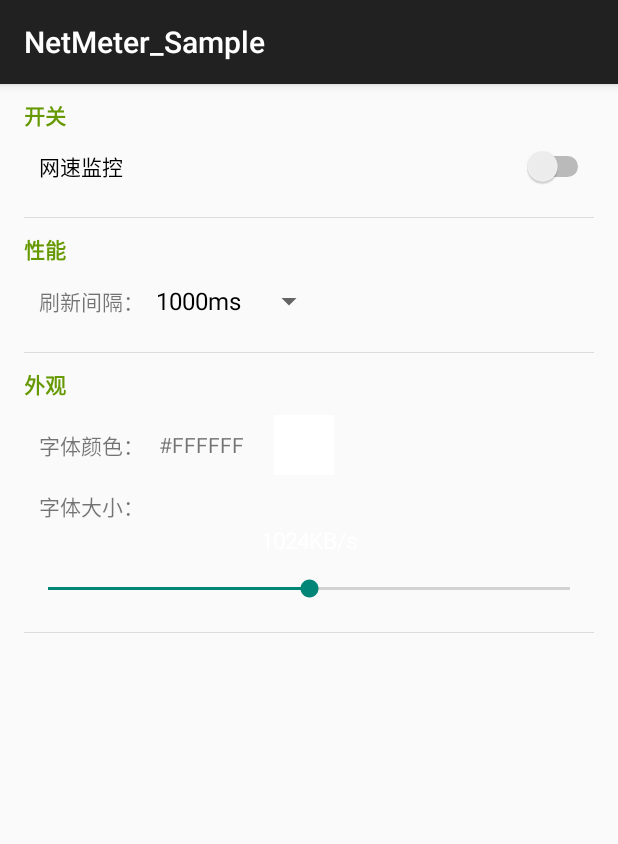
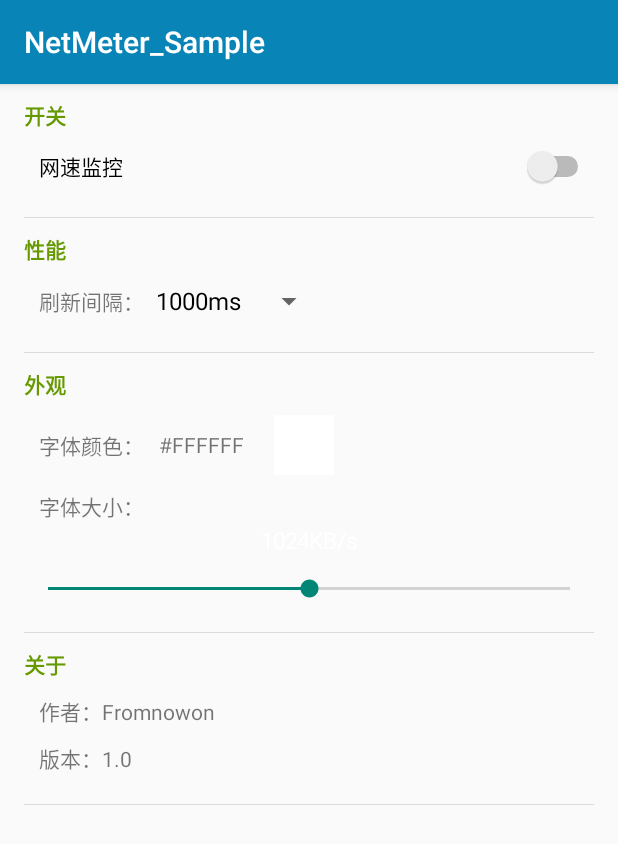
Before and after one commit to Fromnowon/netmeter_sample, an Android app: the screen it shows after launch (MainActivity), on a phone screen of 412 x 824 dp. Shown: the top 844 px of the screen. Run offline under Robolectric (Android 15) with nearby library versions, the phone set to English and light mode, and no system bars; libraries missing offline, so code that uses them is left out: com.oguzdev.circularfloatingactionmenu, com.readystatesoftware.systembartint; 5 statements that could not run were skipped.

```diff
--- a/netmeter_sample/app/build.gradle
+++ b/netmeter_sample/app/build.gradle
@@ -23,4 +23,5 @@ dependencies {
     compile fileTree(dir: 'libs', include: ['*.jar'])
     compile 'com.android.support:appcompat-v7:22.1.1'
     compile 'com.oguzdev:CircularFloatingActionMenu:1.0.2'
+    compile 'com.readystatesoftware.systembartint:systembartint:1.0.3'
 }
--- a/netmeter_sample/app/src/main/java/com/netmeter/like/netmeter_sample/MainActivity.java
+++ b/netmeter_sample/app/src/main/java/com/netmeter/like/netmeter_sample/MainActivity.java
@@ -1,5 +1,6 @@
 package com.netmeter.like.netmeter_sample;
 
+import android.annotation.TargetApi;
 import android.app.AlertDialog;
 import android.content.DialogInterface;
 import android.content.Intent;
@@ -10,12 +11,16 @@ import android.os.Bundle;
 import android.view.Gravity;
 import android.view.MotionEvent;
 import android.view.View;
+import android.view.Window;
+import android.view.WindowManager;
 import android.widget.AdapterView;
 import android.widget.ArrayAdapter;
 import android.widget.CompoundButton;
 import android.widget.ImageButton;
 import android.widget.ImageView;
 import android.widget.LinearLayout;
+import android.widget.RelativeLayout;
+import android.widget.ScrollView;
 import android.widget.SeekBar;
 import android.widget.Spinner;
 import android.widget.Switch;
@@ -25,6 +30,7 @@ import android.widget.Toast;
 import com.oguzdev.circularfloatingactionmenu.library.FloatingActionButton;
 import com.oguzdev.circularfloatingactionmenu.library.FloatingActionMenu;
 import com.oguzdev.circularfloatingactionmenu.library.SubActionButton;
+import com.readystatesoftware.systembartint.SystemBarTintManager;
 
 
 public class MainActivity extends ActionBarActivity {
@@ -47,6 +53,9 @@ public class MainActivity extends ActionBarActivity {
         setContentView(R.layout.activity_main);
         loadSettings();
         intent = new Intent(MainActivity.this, com.netmeter.like.netmeter_sample.NetMeterService.class);
+
+        //所谓沉浸
+        transLucentStatus();
 
         //初始化时间间隔设置下拉菜单
         reflashTime();
@@ -84,6 +93,29 @@ public class MainActivity extends ActionBarActivity {
                 .attachTo(actionButton)
                 .build();*/
 
+    }
+
+    public void transLucentStatus() {
+        setTranslucentStatus(true);
+        SystemBarTintManager tintManager = new SystemBarTintManager(this);
+        tintManager.setStatusBarTintEnabled(true);
+        tintManager.setStatusBarTintResource(R.color.MyBar);
+        SystemBarTintManager.SystemBarConfig config = tintManager.getConfig();
+        RelativeLayout relativeLayout = (RelativeLayout) findViewById(R.id.mainlayout);
+        relativeLayout.setPadding(0, config.getPixelInsetTop(true), 0, config.getPixelInsetBottom());
+    }
+
+    @TargetApi(19)
+    private void setTranslucentStatus(boolean on) {
+        Window win = getWindow();
+        WindowManager.LayoutParams winParams = win.getAttributes();
+        final int bits = WindowManager.LayoutParams.FLAG_TRANSLUCENT_STATUS;
+        if (on) {
+            winParams.flags |= bits;
+        } else {
+            winParams.flags &= ~bits;
+        }
+        win.setAttributes(winParams);
     }
 
     private void reflashTime() {
@@ -233,12 +265,9 @@ public class MainActivity extends ActionBarActivity {
     }
 
     public void saveSettings(Boolean isChecked) {
-        //获得编辑器
         SharedPreferences.Editor editor = getSharedPreferences(SETTINGS_SAVE, MODE_WORLD_WRITEABLE).edit();
-        //将内容添加到编辑器
         if (isChecked) editor.putString("NetMeter", "ON");
         else editor.putString("NetMeter", "OFF");
-        //提交编辑器内容
         editor.commit();
     }
 
--- a/netmeter_sample/app/src/main/java/com/netmeter/like/netmeter_sample/NetMeterService.java
+++ b/netmeter_sample/app/src/main/java/com/netmeter/like/netmeter_sample/NetMeterService.java
@@ -63,15 +63,11 @@ public class NetMeterService extends Service {
 
         windowManager = (WindowManager) this.getSystemService(WINDOW_SERVICE);
         layoutParams = new WindowManager.LayoutParams(WindowManager.LayoutParams.WRAP_CONTENT, WindowManager.LayoutParams.WRAP_CONTENT, WindowManager.LayoutParams.TYPE_PHONE, WindowManager.LayoutParams.FLAG_NOT_FOCUSABLE, PixelFormat.RGBA_8888);
-        //这里一行直接搞定所有属性，也可以分成几句，一个一个设置……
         layoutParams.gravity = Gravity.LEFT | Gravity.TOP;
-        //开始在左上角……
         layoutParams.x = layoutParams.y = 0;
         windowManager.addView(view, layoutParams);
-        //添加，然后就能看见了……
         onMove();
         final Handler tempHandler = new Handler() {
-            //首先加一个TextView搞清楚……
             TextView textTraffic = (TextView) view.findViewById(R.id.traffic);
             long t, t1 =0, t2;
             double d = 0;
@@ -96,7 +92,7 @@ public class NetMeterService extends Service {
                                 flag = false;
                             }
                         }
-                        textTraffic.setText("" + d + unit);//减一下就是网速了……
+                        textTraffic.setText("" + d + unit);
                         t1 = t2;
                 }
             }
@@ -135,9 +131,7 @@ public class NetMeterService extends Service {
     }
 
     private void readSetting() {
-        //获得SharedPreferences实例
         SharedPreferences pre = getSharedPreferences(TMP_SAVED, MODE_WORLD_READABLE);
-        //从SharedPreferences中获得内容
         SleepTime = (pre.getInt("reflash_time", 1)+1)*500;
         textColorTmp = pre.getString("ColorText", "#FFFFFF");
         textSize = pre.getFloat("text_size", 15);
@@ -154,22 +148,18 @@ public class NetMeterService extends Service {
                     case MotionEvent.ACTION_DOWN:
                         x = p2.getX();
                         y = p2.getY();
-                        //获取触屏位置……
                         break;
 
                     case MotionEvent.ACTION_MOVE:
                         layoutParams.x += p2.getX() - x;
                         layoutParams.y += p2.getY() - y;
-                        //移动……
                         windowManager.updateViewLayout(view, layoutParams);
-                        //更新……
                         break;
 
                     default:
                         break;
                 }
                 return true;
-                //返回true的话，优先级低的几个事件就不会被处理……
             }
 
 
--- a/netmeter_sample/app/src/main/res/layout/activity_main.xml
+++ b/netmeter_sample/app/src/main/res/layout/activity_main.xml
@@ -1,12 +1,14 @@
 <?xml version="1.0" encoding="utf-8"?>
 <RelativeLayout xmlns:android="http://schemas.android.com/apk/res/android"
     android:id="@+id/mainlayout"
-    android:layout_width="fill_parent"
-    android:layout_height="fill_parent">
+    android:layout_width="match_parent"
+    android:layout_height="match_parent"
+    android:fitsSystemWindows="true">
 
     <ScrollView
         android:layout_width="match_parent"
-        android:layout_height="match_parent">
+        android:layout_height="match_parent"
+        android:id="@+id/scrollview0">
 
         <LinearLayout
             android:id="@+id/layout_0"
@@ -151,6 +153,37 @@
                 android:background="?android:attr/listDivider"
                 android:paddingLeft="20dp"
                 android:paddingRight="20dp" />
+            <TextView
+                android:layout_width="match_parent"
+                android:layout_height="wrap_content"
+                android:layout_marginTop="10dp"
+                android:text="关于"
+                android:textColor="@android:color/holo_green_dark"
+                android:textStyle="bold" />
+            <LinearLayout
+                android:layout_width="match_parent"
+                android:layout_height="wrap_content"
+                android:orientation="vertical"
+                android:layout_marginLeft="10dp"
+                android:layout_marginTop="10dp">
+                <TextView
+                    android:layout_width="wrap_content"
+                    android:layout_height="wrap_content"
+                    android:text="作者：Fromnowon"/>
+                <TextView
+                    android:layout_width="wrap_content"
+                    android:layout_height="wrap_content"
+                    android:text="版本：1.0"
+                    android:layout_marginTop="10dp"/>
+            </LinearLayout>
+            <View
+                android:layout_width="fill_parent"
+                android:layout_height="1px"
+                android:layout_below="@+id/set_color"
+                android:layout_marginTop="20dp"
+                android:background="?android:attr/listDivider"
+                android:paddingLeft="20dp"
+                android:paddingRight="20dp" />
         </LinearLayout>
     </ScrollView>
 </RelativeLayout>
--- /dev/null
+++ b/netmeter_sample/app/src/main/res/values/colors.xml
@@ -0,0 +1,4 @@
+<?xml version="1.0" encoding="utf-8"?>
+<resources>
+    <color name="MyBar">#ff0884b7</color>
+</resources>
--- a/netmeter_sample/app/src/main/res/values/styles.xml
+++ b/netmeter_sample/app/src/main/res/values/styles.xml
@@ -3,6 +3,10 @@
     <!-- Base application theme. -->
     <style name="AppTheme" parent="Base.Theme.AppCompat.Light.DarkActionBar">
         <!-- Customize your theme here. -->
+        <item name="actionBarStyle">@style/ActionBar.Solid.Example</item>
+    </style>
+    <style name="ActionBar.Solid.Example" parent="@style/Widget.AppCompat.Light.ActionBar.Solid.Inverse">
+        <item name="background">@color/MyBar</item>
     </style>
 
 </resources>
```
Also changed, not shown: 3 other files.
